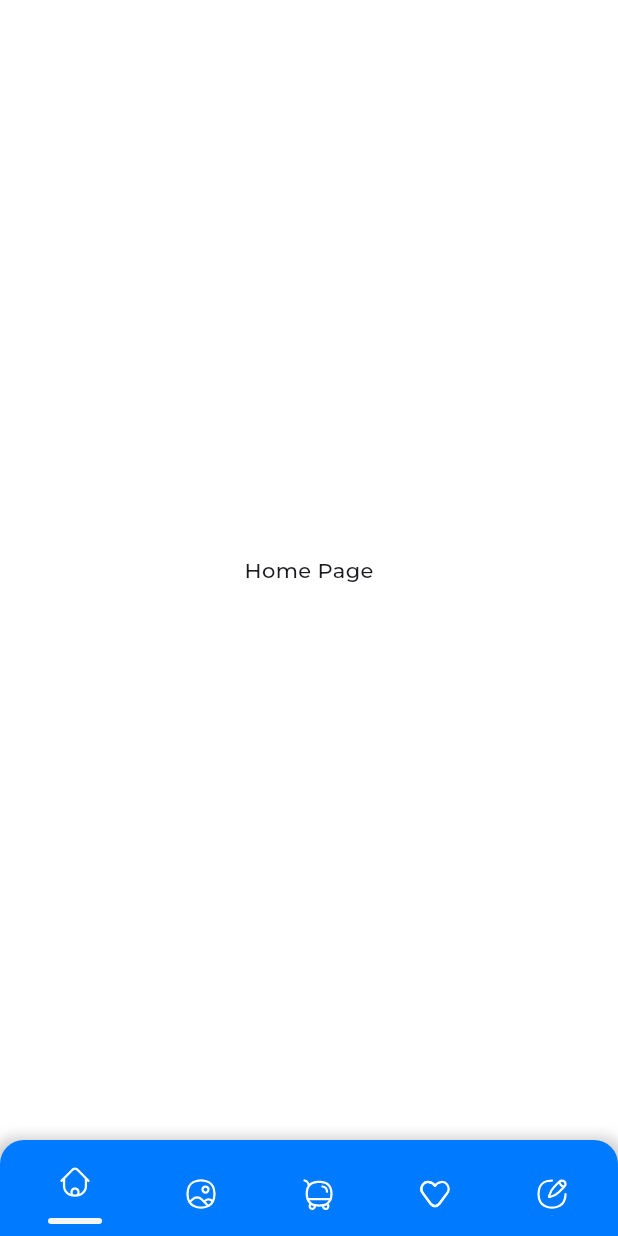
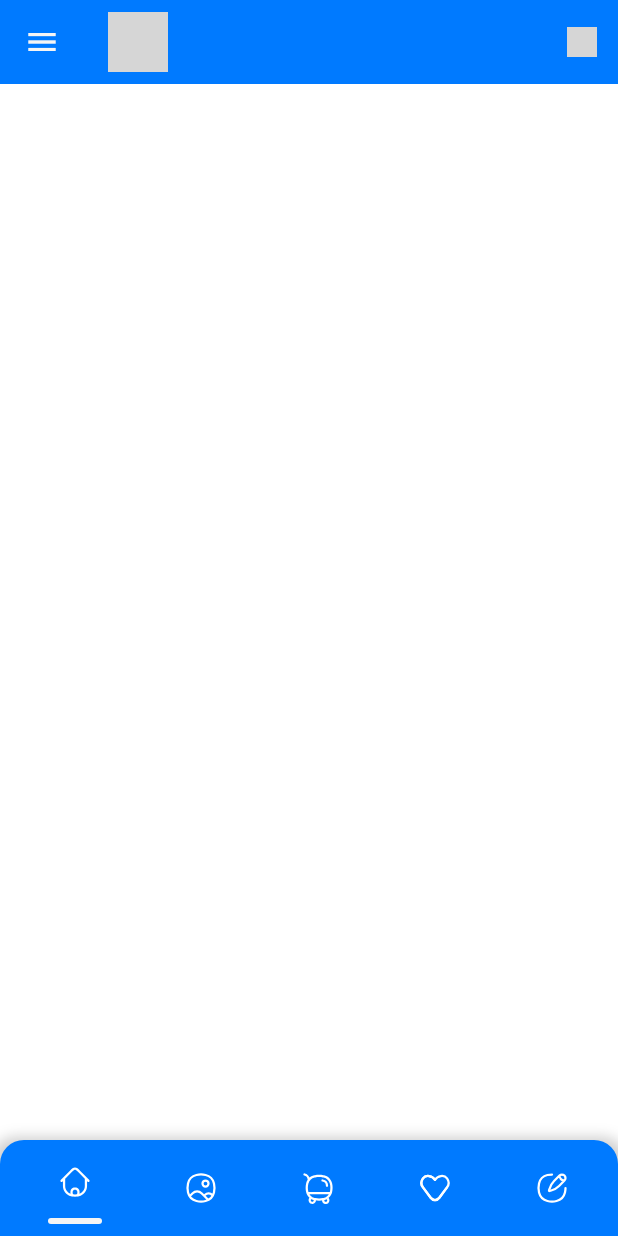
Before and after one commit to faatikhriziq/wista, a Flutter app: the HomePage screen opened directly, on a phone screen of 412 x 824 dp. Run offline on Flutter 3.47's test engine with Material 3 defaults, Android fonts, the light colour scheme and no system bars; drawn by our look-alikes of flutter_animate; our stand-ins replace flutter_svg; project files that could hold a hidden picture were left out; grey boxes are pictures that could not be loaded.

Commit message:
ui(home): add app bar and drawer

```diff
--- a/lib/core/theme/app_theme.dart
+++ b/lib/core/theme/app_theme.dart
@@ -6,7 +6,7 @@ class AppThemeData {
   static ThemeData get lightTheme {
     return ThemeData(
       primarySwatch: Colors.blue,
-      primaryColor: Colors.blue,
+      primaryColor: AppColors.primaryColor,
       brightness: Brightness.light,
       scaffoldBackgroundColor: AppColors.scaffoldBackgroundColor,
       dividerColor: Colors.white54,
--- a/lib/pages/home_page.dart
+++ b/lib/pages/home_page.dart
@@ -1,6 +1,7 @@
 import 'package:flutter/material.dart';
 import 'package:flutter_svg/flutter_svg.dart';
 import 'package:wista/core/constants/app_sizes.dart';
+import 'package:wista/core/extensions/screen_extension.dart';
 import 'package:wista/core/extensions/widget_extensions.dart';
 
 import '../core/constants/app_colors.dart';
@@ -17,8 +18,78 @@ class _HomePageState extends State<HomePage> {
   @override
   Widget build(BuildContext context) {
     return Scaffold(
-      body: const Center(
-        child: Text('Home Page'),
+      drawer: Drawer(
+          child: Column(
+        children: [
+          Container(
+            height: context.screenHeight * 0.2,
+            width: context.screenWidth,
+            color: AppColors.primaryColor,
+            child: Row(
+              crossAxisAlignment: CrossAxisAlignment.end,
+              children: [
+                CircleAvatar(
+                  radius: 30,
+                  backgroundImage: const AssetImage('assets/images/avatar.png'),
+                ),
+                SizedBox(
+                  width: AppSizes.padding,
+                ),
+                Column(
+                  mainAxisAlignment: MainAxisAlignment.end,
+                  children: [
+                    Text(
+                      'John Doe',
+                      style: TextStyle(
+                        color: AppColors.backgroundColor,
+                        fontSize: 18,
+                      ),
+                    ),
+                  ],
+                )
+              ],
+            ).paddingOnly(bottom: AppSizes.padding, left: AppSizes.padding),
+          ),
+          ListTile(
+            title: const Text('Home'),
+            onTap: () {},
+          ),
+          ListTile(
+            title: const Text('Profile'),
+            onTap: () {},
+          ),
+        ],
+      )),
+      appBar: AppBar(
+        leading: Builder(
+          builder: (context) {
+            return IconButton(
+              icon: const Icon(Icons.menu, color: AppColors.backgroundColor),
+              onPressed: () {
+                Scaffold.of(context).openDrawer();
+              },
+            );
+          },
+        ),
+        backgroundColor: AppColors.primaryColor,
+        title: SvgPicture.asset(
+          'assets/icons/logo.svg',
+          height: 40,
+        ),
+        actions: [
+          IconButton(
+            onPressed: () {},
+            icon: SvgPicture.asset(
+              'assets/icons/search.svg',
+              height: 20,
+            ),
+          ),
+        ],
+      ),
+      body: SingleChildScrollView(
+        child: Column(
+          children: [],
+        ),
       ),
       bottomNavigationBar: AppBottomNavigationBar(),
     );
--- a/lib/pages/landing_page.dart
+++ b/lib/pages/landing_page.dart
@@ -4,7 +4,6 @@ import 'package:wista/core/constants/app_colors.dart';
 import 'package:wista/core/constants/app_sizes.dart';
 import 'package:wista/core/extensions/screen_extension.dart';
 import 'package:wista/core/extensions/widget_extensions.dart';
-import 'package:wista/core/theme/app_typography.dart';
 import 'package:wista/pages/onboarding_page.dart';
 
 class LandingPage extends StatefulWidget {
@@ -100,7 +99,7 @@ class _LandingPageState extends State<LandingPage>
                 autoPlay: true,
                 child: ElevatedButton(
                   onPressed: () {
-                    Navigator.of(context).push(
+                    Navigator.of(context).pushReplacement(
                       MaterialPageRoute(
                         builder: (context) => const OnboardingPage(),
                       ),
--- a/lib/pages/widgets/app_bottom_navigation_bar.dart
+++ b/lib/pages/widgets/app_bottom_navigation_bar.dart
@@ -31,6 +31,12 @@ class _AppBottomNavigationBarState extends State<AppBottomNavigationBar>
 
   void animateSelected() {
     _controller.forward(from: 0.0);
+  }
+
+  @override
+  void dispose() {
+    super.dispose();
+    _controller.dispose();
   }
 
   @override
@@ -68,6 +74,11 @@ class _AppBottomNavigationBarState extends State<AppBottomNavigationBar>
                     Animate(
                       controller: _controller,
                       effects: const [ScaleEffect()],
+                      child: AnimatedContainer(
+                        duration: const Duration(milliseconds: 100),
+                        height: _selectedMenu == item
+                            ? AppSizes.iconSizeMedium
+                            : AppSizes.iconSize,
                         child: SvgPicture.asset(
                           'assets/icons/${item.name}.svg',
                           height: _selectedMenu == item
@@ -76,17 +87,25 @@ class _AppBottomNavigationBarState extends State<AppBottomNavigationBar>
                           width: AppSizes.iconSize,
                         ),
                       ),
+                    ),
                     Animate(
                       effects: const [ScaleEffect()],
-                      child: Visibility(
-                        visible: _selectedMenu == item ? true : false,
+                      child: AnimatedOpacity(
+                        duration: const Duration(milliseconds: 400),
+                        opacity: _selectedMenu == item ? 1.0 : 0.0,
+                        child: AnimatedScale(
+                          duration: const Duration(milliseconds: 400),
+                          scale: _selectedMenu == item ? 1.0 : 0.0,
                           child: Container(
                             height: 4.0,
-                          width: AppSizes.iconSizeMedium + 4.0,
+                            width: _selectedMenu == item
+                                ? AppSizes.iconSizeMedium + 4.0
+                                : 0,
                             decoration: BoxDecoration(
                               color: AppColors.backgroundColor,
                               borderRadius: BorderRadius.circular(
                                   AppSizes.borderRadiusMedium),
+                            ),
                           ),
                         ),
                       ),
```
Lines whose indentation alone changed are shown as unchanged.
